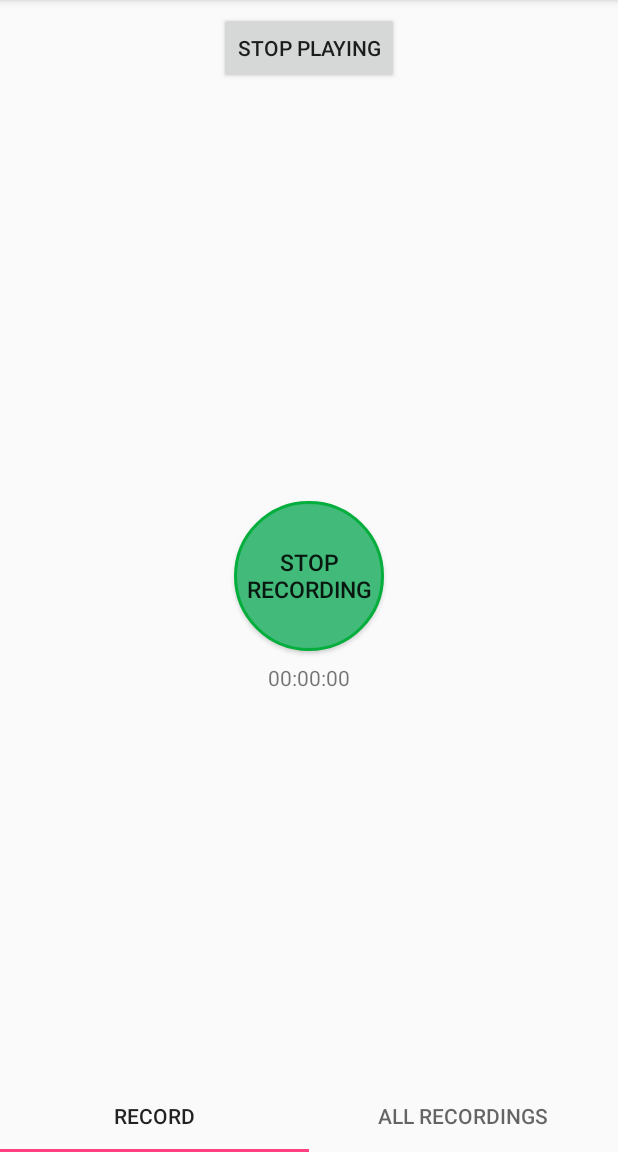
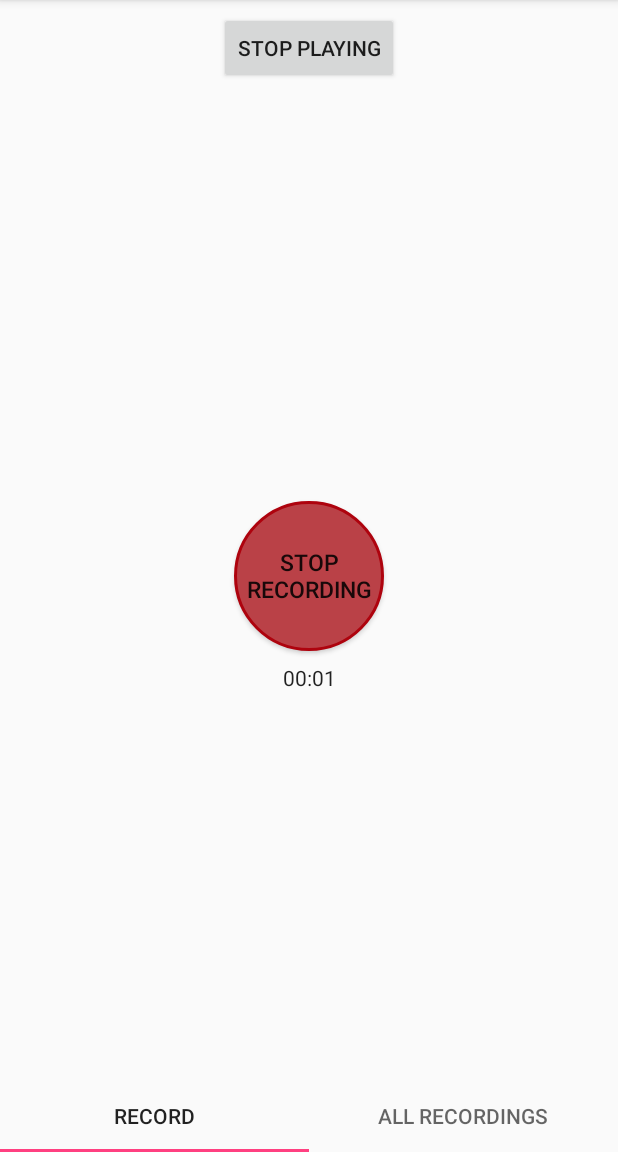
Before and after one commit to EmiliaPalaghita/Funny-Voice-Recorder, an Android app: the screen it shows after launch (RecordActivity), after a tap on "START RECORDING", on a phone screen of 412 x 824 dp, the part 84-1236 px from its top. Run offline under Robolectric (Android 15) with nearby library versions, the light colour scheme and no system bars; 2 other taps on this screen came first.

Commit message:
added red button style when recording

```diff
--- a/app/src/main/java/com/example/epalaghita/funnyvoicerecorder/fragments/RecordFragment.kt
+++ b/app/src/main/java/com/example/epalaghita/funnyvoicerecorder/fragments/RecordFragment.kt
@@ -14,6 +14,7 @@ import com.example.epalaghita.funnyvoicerecorder.R
 import java.io.IOException
 import android.media.MediaPlayer
 import android.os.Environment
+import android.os.SystemClock
 import android.support.v4.app.ActivityCompat
 import kotlinx.android.synthetic.main.record_fragment.*
 import java.io.File
@@ -29,7 +30,7 @@ class RecordFragment : Fragment() {
     private val STOP_PLAY = "Stop playing"
     private val START_RECORD = "Start recording"
     private val STOP_RECORD = "Stop recording"
-    private var mFileName: String? = Date().time.toString()
+    private var mFileName: String? = ""
 
     private var mRecorder: MediaRecorder? = null
 
@@ -50,13 +51,14 @@ class RecordFragment : Fragment() {
 
     private fun startRecording() {
 
+        record_button.setBackgroundResource(R.drawable.button_states_red)
+
         mFileName = PATH + Date().time.toString() + ".mp3"
 
-        mRecorder = MediaRecorder()
         mRecorder?.setAudioSource(MediaRecorder.AudioSource.MIC)
         mRecorder?.setOutputFormat(MediaRecorder.OutputFormat.THREE_GPP)
+        mRecorder?.setAudioEncoder(MediaRecorder.AudioEncoder.AMR_NB)
         mRecorder?.setOutputFile(mFileName)
-        mRecorder?.setAudioEncoder(MediaRecorder.AudioEncoder.AMR_NB)
 
         try {
             mRecorder?.prepare()
@@ -68,20 +70,20 @@ class RecordFragment : Fragment() {
         Log.d("FILENAME", mFileName)
 
         mRecorder?.start()
+
+        chronometer1.start()
+        chronometer1.base = SystemClock.elapsedRealtime()
+
     }
 
     private fun stopRecording() {
+        record_button.setBackgroundResource(R.drawable.button_states)
+
         mRecorder?.stop()
-        mRecorder?.release()
-        mRecorder = null
-    }
+        mRecorder?.reset()
 
-    private fun onPlay(start: Boolean) {
-        if (start) {
-            startPlaying()
-        } else {
-            stopPlaying()
-        }
+        chronometer1.stop()
+        chronometer1.base = SystemClock.elapsedRealtime()
     }
 
     private fun startPlaying() {
@@ -97,7 +99,6 @@ class RecordFragment : Fragment() {
         } catch (e: IOException) {
             Log.e(LOG_TAG, "prepare() failed")
         }
-
 
     }
 
@@ -126,22 +127,18 @@ class RecordFragment : Fragment() {
         }
     }
 
-    internal inner class PlayButton(ctx: Context) : Button(ctx) {
-
-        var clicker: View.OnClickListener = OnClickListener {
-            startPlaying()
-        }
-
-        init {
-            play_button.text = START_PLAY
-            setOnClickListener(clicker)
-        }
-    }
-
     override fun onViewCreated(view: View, savedInstanceState: Bundle?) {
         super.onViewCreated(view, savedInstanceState)
 
-        this.activity?.let { ActivityCompat.requestPermissions(it, arrayOf(Manifest.permission.RECORD_AUDIO, Manifest.permission.WRITE_EXTERNAL_STORAGE), REQUEST_RECORD_AUDIO_PERMISSION) }
+        this.activity?.let {
+            ActivityCompat.requestPermissions(it,
+                    arrayOf(Manifest.permission.RECORD_AUDIO, Manifest.permission.WRITE_EXTERNAL_STORAGE),
+                    REQUEST_RECORD_AUDIO_PERMISSION)
+        }
+
+        play_button.text = START_PLAY
+
+        mRecorder = MediaRecorder()
 
         val audioDirectory = File(PATH)
         if (!audioDirectory.exists())
@@ -149,6 +146,11 @@ class RecordFragment : Fragment() {
 
         record_button.setOnClickListener(context?.let { RecordButton(it).clicker })
 
-        play_button.setOnClickListener(context?.let { PlayButton(it).clicker })
+        play_button.setOnClickListener { startPlaying() }
+    }
+
+    override fun onDestroy() {
+        super.onDestroy()
+        mRecorder?.release()
     }
 }
--- /dev/null
+++ b/app/src/main/res/drawable/button_states_red.xml
@@ -0,0 +1,25 @@
+<?xml version="1.0" encoding="utf-8"?>
+<selector xmlns:android="http://schemas.android.com/apk/res/android">
+    <item android:state_pressed="false">
+        <shape android:shape="oval" android:useLevel="false" android:visible="false">
+            <corners android:radius="1500dp" />
+            <solid android:color="#ba4147" />
+            <stroke android:width="2dip" android:color="#ae030e" />
+            <padding android:bottom="4dp" android:left="4dp" android:right="4dp" android:top="4dp" />
+        </shape>
+    </item>
+    <item android:state_pressed="true">
+        <shape android:shape="rectangle">
+            <corners android:radius="1000dp" />
+            <solid android:color="#a73a3e" />
+            <stroke
+                android:width="2dip"
+                android:color="#ae0309" />
+            <padding
+                android:bottom="4dp"
+                android:left="4dp"
+                android:right="4dp"
+                android:top="4dp" />
+        </shape>
+    </item>
+</selector>
--- a/app/src/main/res/layout/record_fragment.xml
+++ b/app/src/main/res/layout/record_fragment.xml
@@ -2,7 +2,6 @@
 <android.support.constraint.ConstraintLayout
     xmlns:android="http://schemas.android.com/apk/res/android"
     xmlns:app="http://schemas.android.com/apk/res-auto"
-    xmlns:tools="http://schemas.android.com/tools"
     android:layout_width="match_parent"
     android:layout_height="match_parent">
 
@@ -13,7 +12,6 @@
         android:layout_marginEnd="8dp"
         android:layout_marginStart="8dp"
         android:layout_marginTop="8dp"
-        android:text="Play"
         app:layout_constraintEnd_toEndOf="parent"
         app:layout_constraintStart_toStartOf="parent"
         app:layout_constraintTop_toTopOf="parent" />
@@ -23,7 +21,6 @@
         android:layout_width="100dp"
         android:layout_height="100dp"
         android:background="@drawable/button_states"
-        android:text="@string/record"
         android:textSize="15sp"
         app:layout_constraintBottom_toBottomOf="parent"
         app:layout_constraintEnd_toEndOf="parent"
@@ -31,15 +28,16 @@
         app:layout_constraintTop_toTopOf="parent"
         />
 
-    <TextView
-        android:id="@+id/recorded_time_textview"
+    <Chronometer
+        android:id="@+id/chronometer1"
         android:layout_width="wrap_content"
         android:layout_height="wrap_content"
         android:layout_marginEnd="8dp"
         android:layout_marginStart="8dp"
         android:layout_marginTop="8dp"
-        android:text="@string/time"
+        android:text="@string/_00_00"
         app:layout_constraintEnd_toEndOf="parent"
         app:layout_constraintStart_toStartOf="parent"
         app:layout_constraintTop_toBottomOf="@+id/record_button" />
+
 </android.support.constraint.ConstraintLayout>
--- a/app/src/main/res/values/strings.xml
+++ b/app/src/main/res/values/strings.xml
@@ -4,4 +4,5 @@
     <string name="all_records">All Records</string>
     <string name="record">Record</string>
     <string name="time">00:00:00</string>
+    <string name="_00_00">00:00</string>
 </resources>
```
